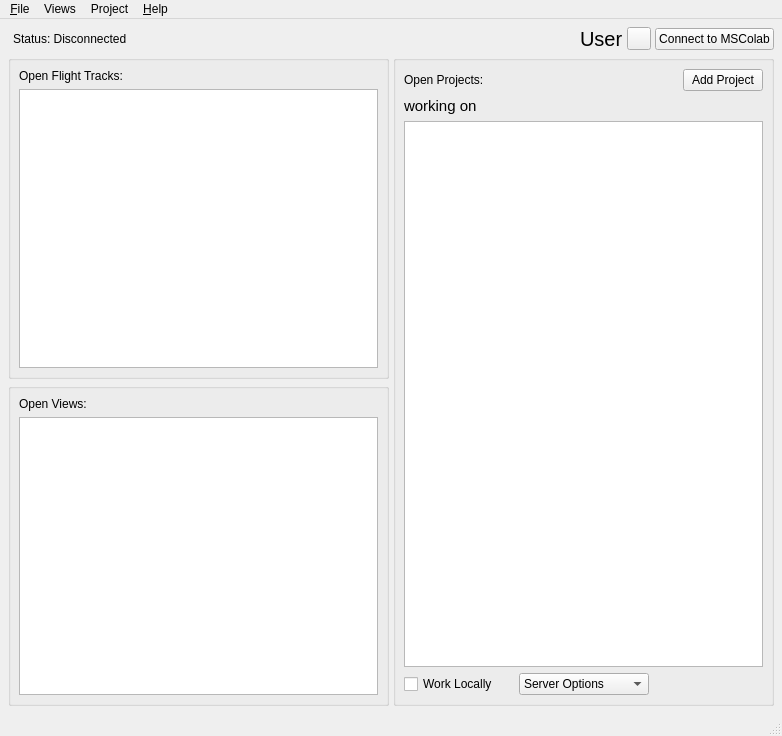
First picture: the form in mslib/msui/ui/ui_mainwindow.ui, repository Open-MSS/MSS, before the edit.
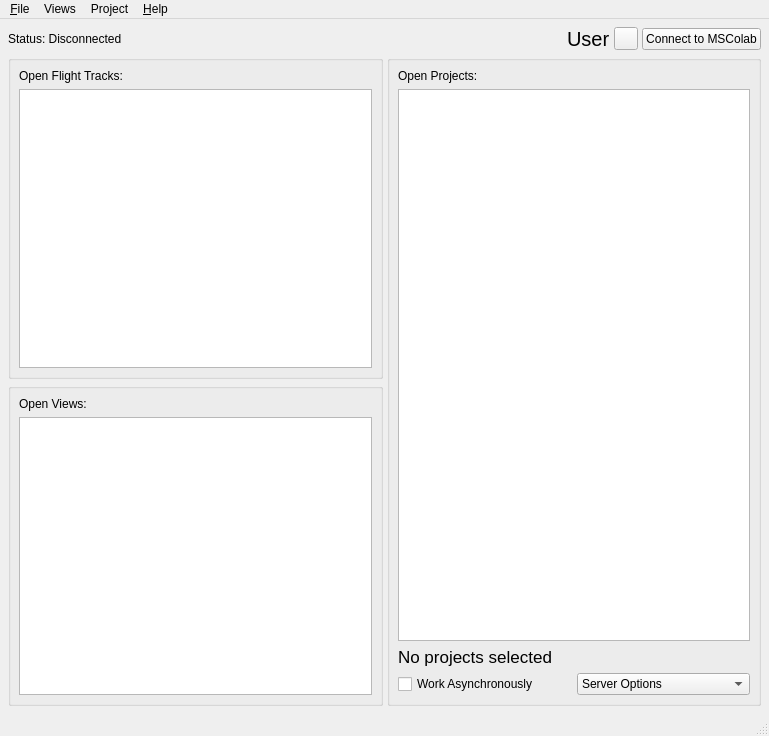
Second picture: the form after the edit.

Patch:
```diff
--- a/mslib/msui/ui/ui_mainwindow.ui
+++ b/mslib/msui/ui/ui_mainwindow.ui
@@ -6,7 +6,7 @@
    <rect>
     <x>0</x>
     <y>0</y>
-    <width>782</width>
+    <width>769</width>
     <height>736</height>
    </rect>
   </property>
@@ -67,7 +67,7 @@
     <item row="0" column="0" colspan="2">
      <layout class="QHBoxLayout" name="userOptionsHL" stretch="1,0,0,0">
       <property name="leftMargin">
-       <number>5</number>
+       <number>0</number>
       </property>
       <property name="rightMargin">
        <number>0</number>
@@ -134,64 +134,57 @@
        <property name="bottomMargin">
         <number>8</number>
        </property>
-       <item row="0" column="2" alignment="Qt::AlignRight">
-        <widget class="QPushButton" name="addProjectBtn">
-         <property name="text">
-          <string>Add Project</string>
-         </property>
-        </widget>
-       </item>
-       <item row="2" column="0" colspan="3">
-        <widget class="QListWidget" name="listProjectsMSC"/>
-       </item>
-       <item row="4" column="1">
-        <widget class="QComboBox" name="serverOptionsCb">
-         <item>
-          <property name="text">
-           <string>Server Options</string>
-          </property>
-         </item>
-         <item>
-          <property name="text">
-           <string>Fetch From Server</string>
-          </property>
-         </item>
-         <item>
-          <property name="text">
-           <string>Save To Server</string>
-          </property>
-         </item>
-        </widget>
-       </item>
-       <item row="4" column="0">
-        <widget class="QCheckBox" name="workLocallyCheckbox">
-         <property name="text">
-          <string>Work Locally</string>
-         </property>
-        </widget>
-       </item>
-       <item row="0" column="0">
-        <widget class="QLabel" name="openProjectsMSCLabel">
-         <property name="text">
-          <string>Open Projects:</string>
-         </property>
-        </widget>
-       </item>
-       <item row="1" column="0" colspan="3">
+       <item row="2" column="0" colspan="2">
         <widget class="QLabel" name="workingStatusLabel">
          <property name="font">
           <font>
-           <pointsize>11</pointsize>
+           <pointsize>13</pointsize>
           </font>
          </property>
          <property name="text">
-          <string>working on</string>
+          <string>No projects selected</string>
          </property>
          <property name="wordWrap">
           <bool>true</bool>
          </property>
         </widget>
        </item>
+       <item row="3" column="0">
+        <widget class="QCheckBox" name="workLocallyCheckbox">
+         <property name="text">
+          <string>Work Asynchronously</string>
+         </property>
+        </widget>
+       </item>
+       <item row="0" column="0">
+        <widget class="QLabel" name="openProjectsMSCLabel">
+         <property name="text">
+          <string>Open Projects:</string>
+         </property>
+        </widget>
+       </item>
+       <item row="1" column="0" colspan="2">
+        <widget class="QListWidget" name="listProjectsMSC"/>
+       </item>
+       <item row="3" column="1">
+        <widget class="QComboBox" name="serverOptionsCb">
+         <item>
+          <property name="text">
+           <string>Server Options</string>
+          </property>
+         </item>
+         <item>
+          <property name="text">
+           <string>Fetch From Server</string>
+          </property>
+         </item>
+         <item>
+          <property name="text">
+           <string>Save To Server</string>
+          </property>
+         </item>
+        </widget>
+       </item>
       </layout>
      </widget>
     </item>
@@ -201,9 +194,6 @@
        <string/>
       </property>
       <layout class="QVBoxLayout" name="verticalLayout">
-       <property name="spacing">
-        <number>-1</number>
-       </property>
        <property name="leftMargin">
         <number>8</number>
        </property>
@@ -236,7 +226,7 @@
     <rect>
      <x>0</x>
      <y>0</y>
-     <width>782</width>
+     <width>769</width>
      <height>22</height>
     </rect>
    </property>
```
Left out of the diff: 41 changed lines with no effect on the pictures.
